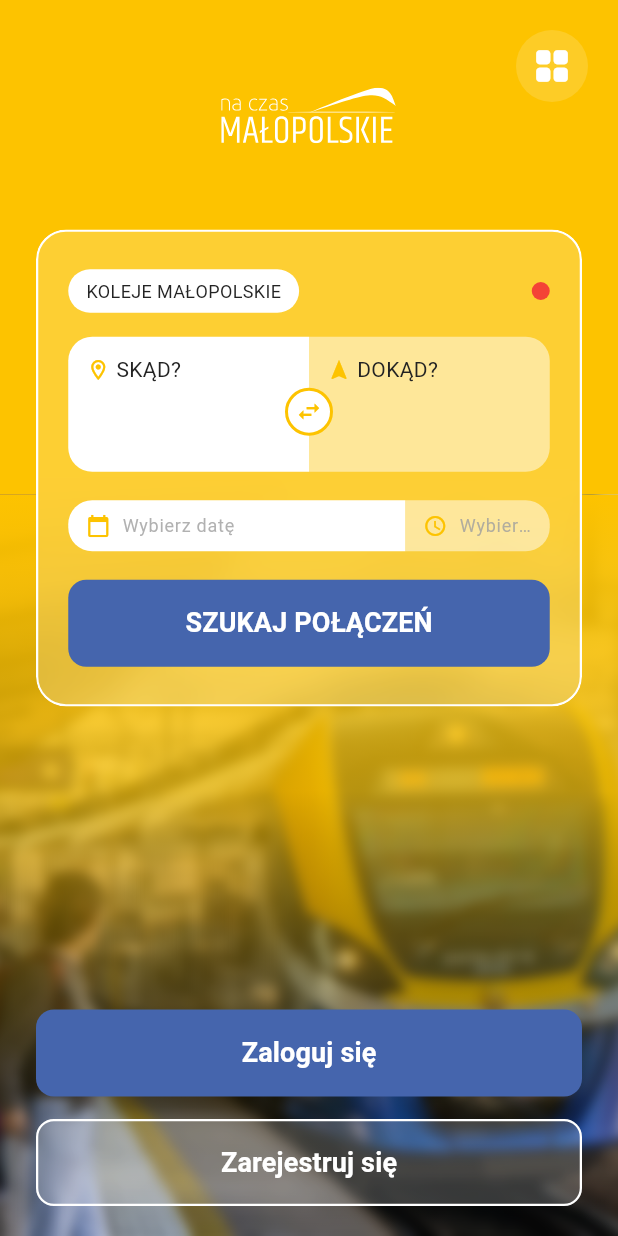
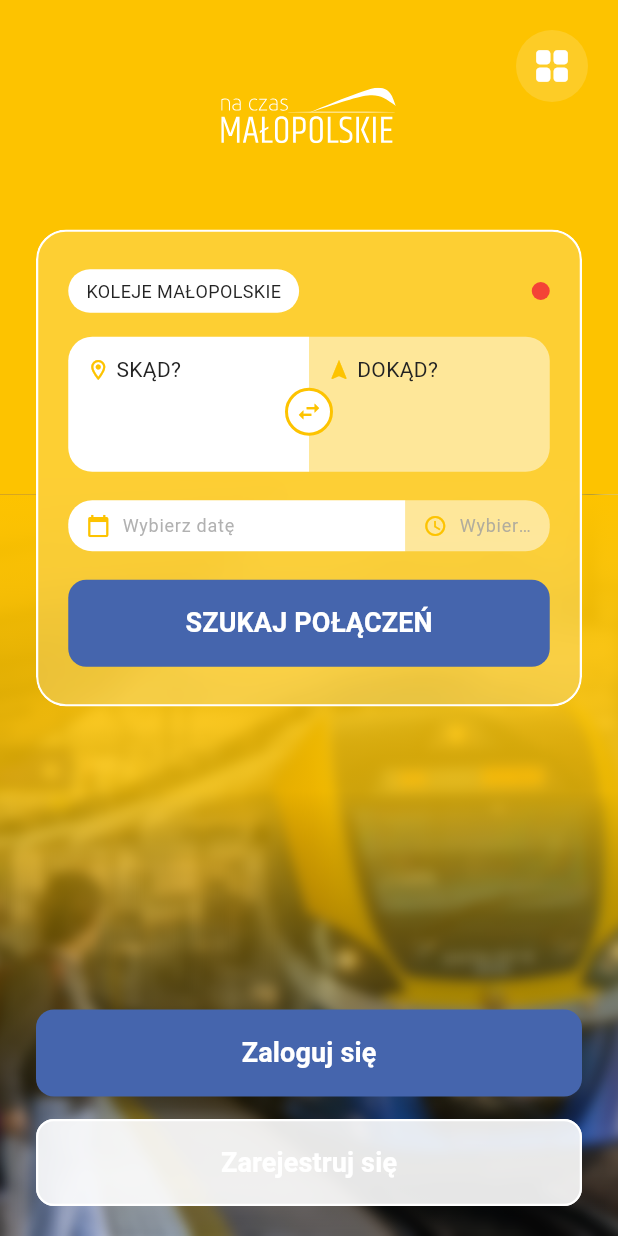
Before and after one commit to KociakiHackYeah2025/journey_radar_frontend, a Flutter app: the screen it shows after launch, on a phone screen of 412 x 824 dp. Run offline on Flutter 3.47's test engine with Material 3 defaults, Android fonts, the phone set to English and light mode, and no system bars; our stand-ins replace flutter_map, flutter_svg, google_fonts, latlong2, shared_preferences; network calls fail.

Commit message:
Refactor color opacity handling to use withValues method for consistency across widgets

```diff
--- a/lib/main.dart
+++ b/lib/main.dart
@@ -733,7 +733,7 @@
                                                       child: Container(
                                                         decoration: BoxDecoration(
                                                           color: Colors.white
-                                                              .withOpacity(0.5),
+                                                              .withValues(alpha: 0.5),
                                                           borderRadius:
                                                               const BorderRadius.only(
                                                                 topRight:
@@ -802,7 +802,7 @@
                                                     boxShadow: [
                                                       BoxShadow(
                                                         color: Colors.black
-                                                            .withOpacity(0.1),
+                                                            .withValues(alpha: 0.1),
                                                         blurRadius: 4,
                                                         offset: const Offset(
                                                           0,
@@ -873,7 +873,7 @@
                                                           ),
                                                       decoration: BoxDecoration(
                                                         color: Colors.green
-                                                            .withOpacity(0.1),
+                                                            .withValues(alpha: 0.1),
                                                         borderRadius:
                                                             BorderRadius.circular(
                                                               12,
@@ -1000,7 +1000,7 @@
                           Container(
                             padding: const EdgeInsets.all(16),
                             decoration: BoxDecoration(
-                              color: Colors.white.withOpacity(0.1),
+                              color: Colors.white.withValues(alpha: 0.1),
                               borderRadius: BorderRadius.circular(12),
                             ),
                             child: const Row(
@@ -1063,7 +1063,7 @@
                     width: 250,
                     color: const Color(
                       0xFFFDC300,
-                    ).withOpacity(0.25), // półprzezroczysty kolor
+                    ).withValues(alpha: 0.25), // półprzezroczysty kolor
                     child: SafeArea(
                       child: Column(
                         crossAxisAlignment: CrossAxisAlignment.start,
@@ -1188,7 +1188,7 @@
             child: SafeArea(
               child: Container(
                 decoration: BoxDecoration(
-                  color: Colors.white.withOpacity(0.15),
+                  color: Colors.white.withValues(alpha: 0.15),
                   shape: BoxShape.circle,
                 ),
                 child: IconButton(
--- a/lib/widgets/app_background.dart
+++ b/lib/widgets/app_background.dart
@@ -30,7 +30,7 @@
                       end: Alignment.bottomCenter,
                       colors: [
                         Color(0xFFFDC300),
-                        Color(0xFFFDC300).withOpacity(0.7),
+                        const Color(0xFFFDC300).withValues(alpha: 0.8),
                         Colors.transparent,
                       ],
                       stops: [0.0, 0.4, 1.0],
--- a/lib/widgets/autocomplete_text_field.dart
+++ b/lib/widgets/autocomplete_text_field.dart
@@ -184,9 +184,9 @@
             InputDecoration(
               hintText: widget.hintText,
               hintStyle: TextStyle(
-                color: Colors.grey.withOpacity(0.8),
-                fontSize: 18,
-              ),
+                      color: Colors.grey.withValues(alpha: 0.8),
+                      fontSize: 18,
+                    ),
               border: InputBorder.none,
               contentPadding: widget.contentPadding ?? const EdgeInsets.all(8),
               isDense: true,
--- a/lib/widgets/custom_button.dart
+++ b/lib/widgets/custom_button.dart
@@ -81,7 +81,7 @@
         );
       case CustomButtonVariant.glassWhite:
         return ElevatedButton.styleFrom(
-          backgroundColor: Colors.white.withOpacity(0.2),
+          backgroundColor: Colors.white.withValues(alpha: 0.9),
           padding: const EdgeInsets.symmetric(vertical: 16),
           shape: RoundedRectangleBorder(
             borderRadius: BorderRadius.circular(12),
--- a/lib/widgets/glass_card.dart
+++ b/lib/widgets/glass_card.dart
@@ -35,7 +35,7 @@
           filter: ImageFilter.blur(sigmaX: blur, sigmaY: blur),
           child: Container(
             decoration: BoxDecoration(
-              color: Colors.white.withOpacity(opacity),
+                      color: Colors.white.withValues(alpha: 0.2),
               borderRadius: BorderRadius.circular(borderRadius),
               border: Border.all(
                 color: Colors.white,
--- a/lib/widgets/journey_search_widget.dart
+++ b/lib/widgets/journey_search_widget.dart
@@ -116,7 +116,7 @@
                                   controller: widget.fromController,
                                   decoration: InputDecoration(
                                     hintStyle: TextStyle(
-                                      color: Colors.grey.withOpacity(0.8),
+                                      color: Colors.grey.withValues(alpha: 0.8),
                                       fontSize: 18,
                                     ),
                                     border: InputBorder.none,
@@ -139,7 +139,7 @@
                   Expanded(
                     child: Container(
                       decoration: BoxDecoration(
-                        color: Colors.white.withOpacity(0.5),
+                                      color: Colors.white.withValues(alpha: 0.5),
                         borderRadius: const BorderRadius.only(
                           topRight: Radius.circular(16),
                           bottomRight: Radius.circular(16),
@@ -176,7 +176,7 @@
                                   controller: widget.toController,
                                   decoration: InputDecoration(
                                     hintStyle: TextStyle(
-                                      color: Colors.grey.withOpacity(0.8),
+                                      color: Colors.grey.withValues(alpha: 0.8),
                                       fontSize: 18,
                                     ),
                                     border: InputBorder.none,
@@ -264,7 +264,7 @@
                             decoration: InputDecoration(
                               hintText: 'Wybierz datę',
                               hintStyle: TextStyle(
-                                color: Colors.grey.withOpacity(0.8),
+                                color: Colors.grey.withValues(alpha: 0.8),
                                 fontSize: 12,
                               ),
                               border: InputBorder.none,
@@ -289,7 +289,7 @@
                 flex: 3,
                 child: Container(
                   decoration: BoxDecoration(
-                    color: Colors.white.withOpacity(0.5),
+                    color: Colors.white.withValues(alpha: 0.5),
                     borderRadius: const BorderRadius.only(
                       topRight: Radius.circular(16),
                       bottomRight: Radius.circular(16),
@@ -311,7 +311,7 @@
                             decoration: InputDecoration(
                               hintText: 'Wybierz godzinę',
                               hintStyle: TextStyle(
-                                color: Colors.grey.withOpacity(0.8),
+                                color: Colors.grey.withValues(alpha: 0.8),
                                 fontSize: 12,
                               ),
                               border: InputBorder.none,
```
Also changed, not shown: lib/services/api_service.dart (+73 -6 lines).
